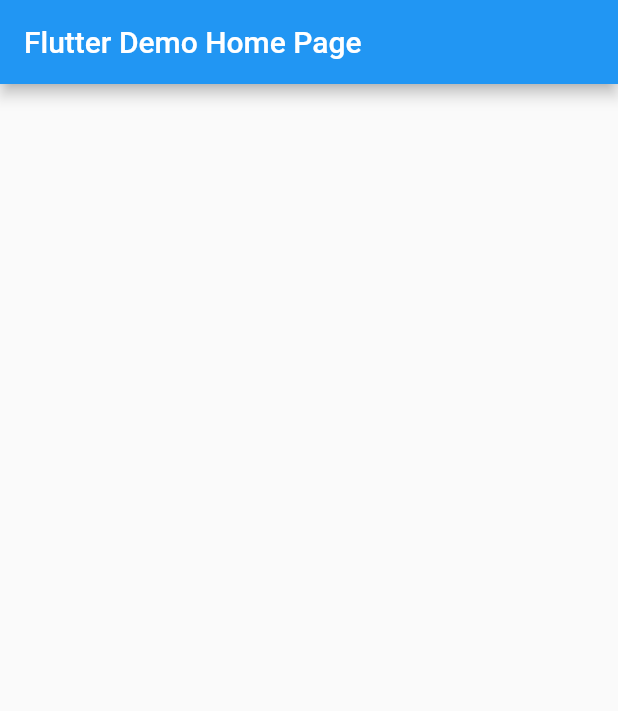
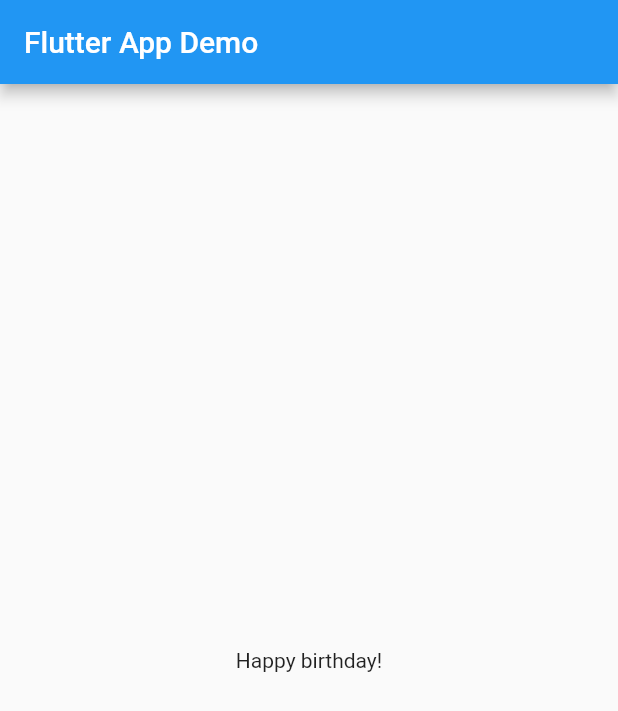
Before and after one commit to caiooct/flutter-i18n, a Flutter app: the screen it shows after launch, on a phone screen of 412 x 824 dp. Shown: the top 711 px of the screen. Run offline on Flutter 3.47's test engine with Material 2 defaults, Android fonts, the phone set to English and light mode, and no system bars; generated files the repository leaves out were written again.

Commit message:
add internationalization

```diff
--- /dev/null
+++ b/lib/l10n/app_en.arb
@@ -0,0 +1,6 @@
+{
+    "happyBirthday": "Happy birthday!",
+    "@happyBirthday": {
+      "description": "An expression of good will offered on a person's birthday"
+    }
+}
--- /dev/null
+++ b/lib/l10n/app_es.arb
@@ -0,0 +1,3 @@
+{
+    "happyBirthday": "¡Feliz cumpleaños!"
+}
--- /dev/null
+++ b/lib/l10n/app_pt.arb
@@ -0,0 +1,3 @@
+{
+    "happyBirthday": "Feliz aniversário!"
+}
--- a/lib/main.dart
+++ b/lib/main.dart
@@ -1,4 +1,5 @@
 import 'package:flutter/material.dart';
+import 'package:flutter_gen/gen_l10n/app_localizations.dart';
 
 void main() {
   runApp(const MyApp());
@@ -10,14 +11,28 @@ class MyApp extends StatelessWidget {
   @override
   Widget build(BuildContext context) {
     return MaterialApp(
+      localizationsDelegates: AppLocalizations.localizationsDelegates,
+      supportedLocales: AppLocalizations.supportedLocales,
       title: 'Flutter Demo',
       theme: ThemeData(
         primarySwatch: Colors.blue,
       ),
-      home: Scaffold(
-        appBar: AppBar(
-          title: const Text('Flutter Demo Home Page'),
-        ),
+      home: const HomePage(),
+    );
+  }
+}
+
+class HomePage extends StatelessWidget {
+  const HomePage({Key? key}) : super(key: key);
+
+  @override
+  Widget build(BuildContext context) {
+    return Scaffold(
+      appBar: AppBar(
+        title: const Text('Flutter App Demo'),
+      ),
+      body: Center(
+        child: Text(AppLocalizations.of(context).happyBirthday),
       ),
     );
   }
--- a/pubspec.yaml
+++ b/pubspec.yaml
@@ -13,8 +13,11 @@ environment:
 dependencies:
   flutter:
     sdk: flutter
+  flutter_localizations:
+    sdk: flutter
 
   cupertino_icons: ^1.0.2
+  intl: ^0.17.0
 
 dev_dependencies:
   flutter_test:
@@ -24,5 +27,5 @@ dev_dependencies:
 
 
 flutter:
-
+  generate: true
   uses-material-design: true
```
Also changed, not shown: pubspec.lock, 1 other file.
